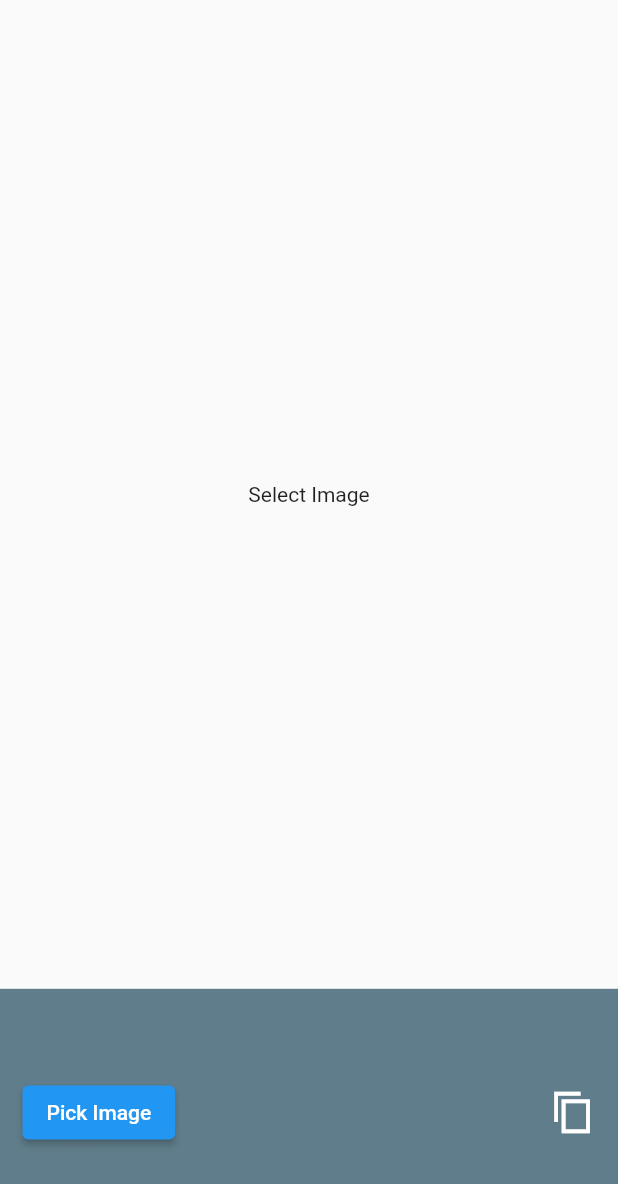
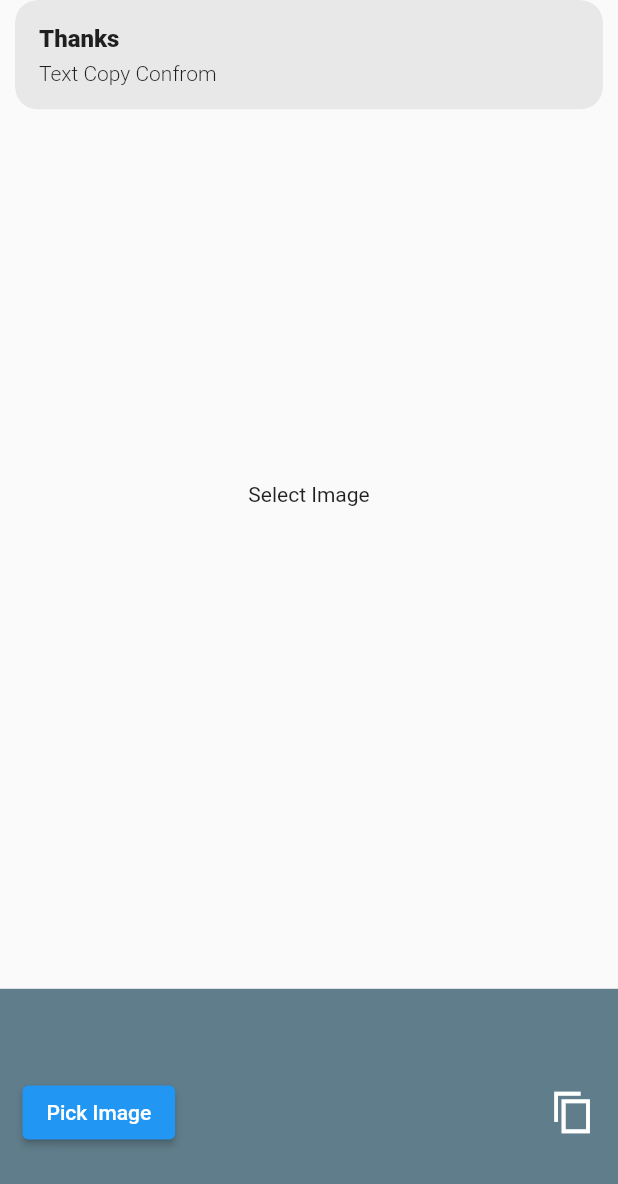
Before and after one commit to rowjoy/daily-work-practices, a Flutter app: the screen it shows after launch, after a tap on the "content copy" icon, on a phone screen of 412 x 824 dp. Shown: the top 1184 px of the screen. Run offline on Flutter 3.47's test engine with Material 2 defaults, Android fonts, the phone set to English and light mode, and no system bars; our stand-ins replace get, image_picker; missing offline and left inert: google_ml_kit.

Commit message:
Text to Image

```diff
--- /dev/null
+++ b/lib/controller/text_to_image_controller.dart
@@ -0,0 +1,24 @@
+import 'package:get/get.dart';
+import 'package:google_ml_kit/google_ml_kit.dart';
+
+class TextToImage extends GetxController {
+  TextDetector textDetector = GoogleMlKit.vision.textDetector();
+  var scanText = ''.obs;
+  var hasImage = false;
+
+  Future getText(String path) async {
+    final inputImage = InputImage.fromFilePath(path);
+    final RecognisedText recognisedText =
+        await textDetector.processImage(inputImage);
+
+    for (TextBlock block in recognisedText.blocks) {
+      for (TextLine line in block.lines) {
+        for (TextElement element in line.elements) {
+          scanText.value = scanText.value + '  ' + element.text;
+        }
+        scanText.value = scanText + '\n';
+      }
+    }
+    print(scanText.value);
+  }
+}
--- a/lib/views/image_to_text_page.dart
+++ b/lib/views/image_to_text_page.dart
@@ -2,8 +2,10 @@
 import 'dart:io';
 
 import 'package:flutter/material.dart';
+import 'package:flutter/services.dart';
 import 'package:get/get.dart';
 import 'package:google_ml_kit/google_ml_kit.dart';
+import 'package:imagetotext/controller/text_to_image_controller.dart';
 import 'package:imagetotext/service/image_picker_service.dart';
 
 class ImageToTextPage extends StatefulWidget {
@@ -14,22 +16,8 @@ class ImageToTextPage extends StatefulWidget {
 }
 
 class _ImageToTextPageState extends State<ImageToTextPage> {
-  final ImagePicked _imagePicked = Get.put(ImagePicked());
-//  Future<List<RecognisedText>> getText(String path) async {
-//     final inputImage = InputImage.fromFilePath(path);
-//     final textDetector = GoogleMlKit.vision.textDetector();
-//     final RecognisedText recognisedText =
-//         await textDetector.processImage(inputImage);
-
-//     List<RecognisedText> recognizedList = [];
-
-//     for (TextBlock block in recognisedText.blocks) {
-//       recognizedList.add(
-//          (lines: block.lines, block: block.text.toLowerCase()));
-//     }
-
-//     return recognizedList;
-//   }
+  final _imagePicked = Get.put(ImagePicked());
+  final _textToImage = Get.put(TextToImage());
   @override
   Widget build(BuildContext context) {
     return Scaffold(
@@ -38,13 +26,20 @@ class _ImageToTextPageState extends State<ImageToTextPage> {
           children: [
             Expanded(
               child: Obx(
-                () => (Container(
-                  child: _imagePicked.image.isNotEmpty
-                      ? Image.file(File('${_imagePicked.image}'))
-                      : Center(
-                          child: Text('Select Image'),
+                () => (_textToImage.scanText.isNotEmpty
+                    ? Container(
+                        child: Center(
+                          // ignore: unnecessary_string_interpolations
+                          child: Text('${_textToImage.scanText.value}'),
                         ),
-                )),
+                      )
+                    : Container(
+                        child: _imagePicked.image.isNotEmpty
+                            ? Image.file(File('${_imagePicked.image}'))
+                            : Center(
+                                child: Text('Select Image'),
+                              ),
+                      )),
               ),
             ),
             Container(
@@ -60,11 +55,19 @@ class _ImageToTextPageState extends State<ImageToTextPage> {
                   ElevatedButton(
                     onPressed: () async {
                       await _imagePicked.getImage();
+                      if (_imagePicked.image.isNotEmpty) {
+                        _textToImage.getText(_imagePicked.image.value);
+                        Get.snackbar('Done', "Image To Text");
+                      }
                     },
                     child: Text('Pick Image'),
                   ),
                   InkWell(
-                    onTap: () {},
+                    onTap: () {
+                      Clipboard.setData(
+                          ClipboardData(text: _textToImage.scanText.value));
+                      Get.snackbar('Thanks', 'Text Copy Confrom');
+                    },
                     child: Icon(
                       Icons.copy_sharp,
                       color: Colors.white,
```
Also changed, not shown: 1 other file.
